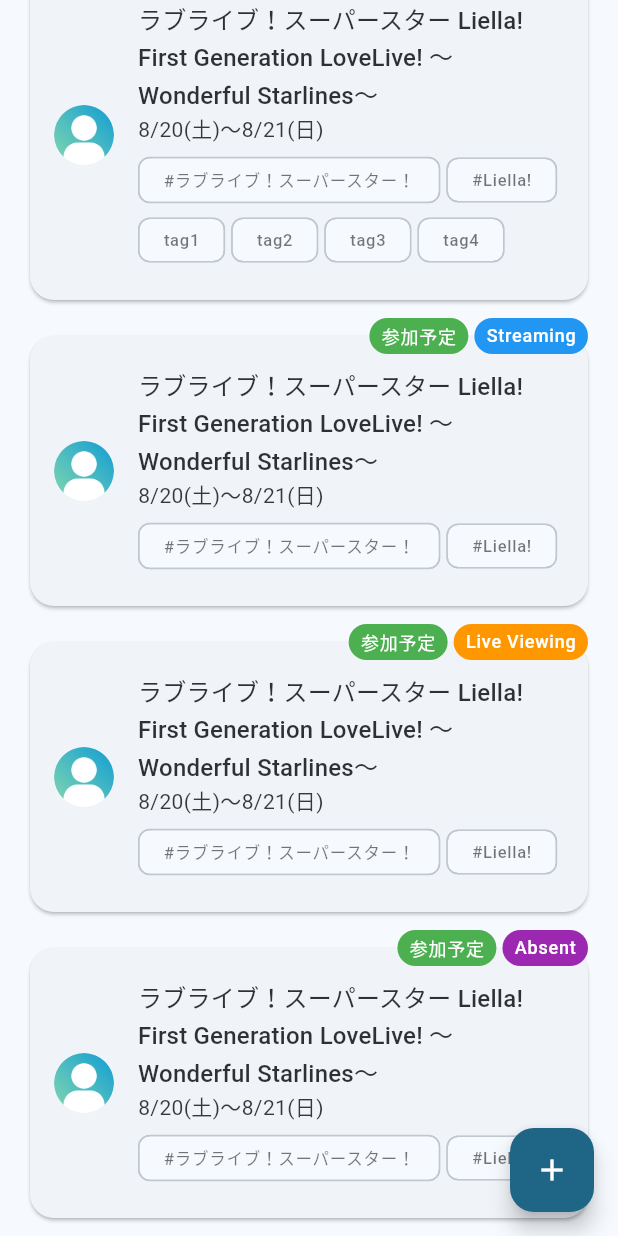
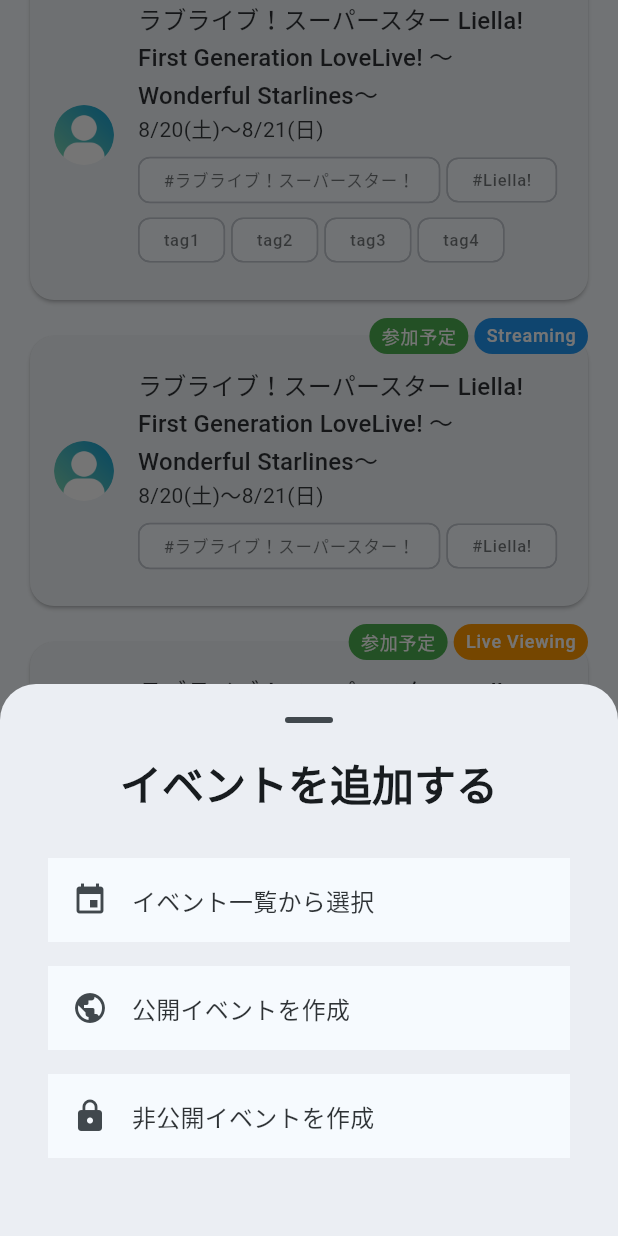
Before and after one commit to fefeyo/LinCa_flutter, a Flutter app: the screen it shows after launch, scrolled down 32 dp, after a tap on the "add" icon, on a phone screen of 412 x 824 dp. Run offline on Flutter 3.47's test engine with Material 3 defaults, Android fonts, the phone set to English and light mode, and no system bars; our stand-ins replace auto_route, dio, flutter_svg, freezed_annotation, hooks_riverpod, lottie and 2 more; generated files the repository leaves out were written again.

Commit message:
イベント追加ボトムシート作成

```diff
--- a/lib/core/theme/app_theme.dart
+++ b/lib/core/theme/app_theme.dart
@@ -34,7 +34,7 @@ ThemeData buildAppTheme(ColorScheme scheme) {
       ),
     ),
     bottomSheetTheme: BottomSheetThemeData(
-      backgroundColor: scheme.surface,
+      backgroundColor: scheme.surfaceContainer,
       showDragHandle: true,
       shape: const RoundedRectangleBorder(
         borderRadius: BorderRadius.vertical(
--- /dev/null
+++ b/lib/core/widgets/bottom_sheet/add_event_bottom_sheet.dart
@@ -0,0 +1,80 @@
+import 'package:auto_route/auto_route.dart';
+import 'package:fefeyo_flutter_template/core/router/app_router.gr.dart';
+import 'package:fefeyo_flutter_template/core/utils/context_extension.dart';
+import 'package:flutter/material.dart';
+
+import '../../../features/create_event/data/create_event_type.dart';
+
+class AddEventBottomSheet extends StatelessWidget {
+  const AddEventBottomSheet({super.key});
+
+  @override
+  Widget build(BuildContext context) {
+    void transitPage(PageRouteInfo routeInfo) {
+      context.router.pop();
+      context.router.push(routeInfo);
+    }
+
+    return Padding(
+      padding: EdgeInsets.only(
+        bottom: MediaQuery.of(context).viewInsets.bottom, // ← キーボード重なり対策
+      ),
+      child: ConstrainedBox(
+        constraints: const BoxConstraints(
+          minWidth: double.infinity,
+          maxHeight: 320,
+        ),
+        child: Column(
+          children: <Widget>[
+            Text(
+              'イベントを追加する',
+              style: context.textTheme.headlineMedium,
+            ),
+            Padding(
+              padding: const EdgeInsets.all(32),
+              child: Column(
+                children: [
+                  ListTile(
+                    tileColor: context.colorScheme.surface,
+                    leading: const Icon(Icons.event),
+                    title: Text(
+                      'イベント一覧から選択',
+                      style: context.textTheme.titleMedium,
+                    ),
+                    onTap: () => transitPage(const ChooseEventRoute()),
+                  ),
+                  const SizedBox(height: 16),
+                  ListTile(
+                    tileColor: context.colorScheme.surface,
+                    leading: const Icon(Icons.public),
+                    title: Text(
+                      '公開イベントを作成',
+                      style: context.textTheme.titleMedium,
+                    ),
+                    onTap: () => transitPage(CreateEventRoute(
+                        createEventType: CreateEventType.public)),
+                  ),
+                  const SizedBox(height: 16),
+                  ListTile(
+                    tileColor: context.colorScheme.surface,
+                    leading: const Icon(Icons.lock),
+                    title: Text(
+                      '非公開イベントを作成',
+                      style: context.textTheme.titleMedium,
+                    ),
+                    onTap: () => transitPage(CreateEventRoute(
+                        createEventType: CreateEventType.private)),
+                  ),
+                ],
+              ),
+            )
+          ],
+        ),
+      ),
+    );
+  }
+
+  static Future<void> show(BuildContext context) async => showModalBottomSheet(
+      context: context,
+      builder: (BuildContext context) => const AddEventBottomSheet());
+}
--- a/lib/core/widgets/bottom_sheet/my_qr_bottom_sheet.dart
+++ b/lib/core/widgets/bottom_sheet/my_qr_bottom_sheet.dart
@@ -31,7 +31,7 @@ class MyQRBottomSheet extends StatelessWidget {
                   dataModuleShape: QrDataModuleShape.square,
                   color: Theme.of(context).colorScheme.onSurface,
                 ),
-                backgroundColor: Colors.transparent,
+                backgroundColor: Colors.white,
               ),
               const SizedBox(height: 32),
               Text(
--- a/lib/features/create_event/create_event_page.dart
+++ b/lib/features/create_event/create_event_page.dart
@@ -3,11 +3,17 @@ import 'package:auto_route/auto_route.dart';
 import 'package:hooks_riverpod/hooks_riverpod.dart';
 
 import 'data/create_event_state.dart';
+import 'data/create_event_type.dart';
 import 'view_model/create_event_view_model.dart';
 
 @RoutePage()
 class CreateEventPage extends HookConsumerWidget {
-  const CreateEventPage({super.key});
+  const CreateEventPage({
+    super.key,
+    required this.createEventType,
+  });
+
+  final CreateEventType createEventType;
 
   @override
   Widget build(BuildContext context, WidgetRef ref) {
--- /dev/null
+++ b/lib/features/create_event/data/create_event_type.dart
@@ -0,0 +1,4 @@
+enum CreateEventType {
+  public,
+  private,
+}
--- a/lib/features/my_event/my_event_page.dart
+++ b/lib/features/my_event/my_event_page.dart
@@ -1,4 +1,5 @@
 import 'package:fefeyo_flutter_template/core/network/model/event.dart';
+import 'package:fefeyo_flutter_template/core/widgets/bottom_sheet/add_event_bottom_sheet.dart';
 import 'package:fefeyo_flutter_template/core/widgets/event/event_card.dart';
 import 'package:flutter/material.dart';
 import 'package:auto_route/auto_route.dart';
@@ -47,7 +48,7 @@ class MyEventPage extends HookConsumerWidget {
         ),
       ),
       floatingActionButton: FloatingActionButton(
-        onPressed: () {},
+        onPressed: () => AddEventBottomSheet.show(context),
         child: const Icon(Icons.add),
       ),
     );
```
